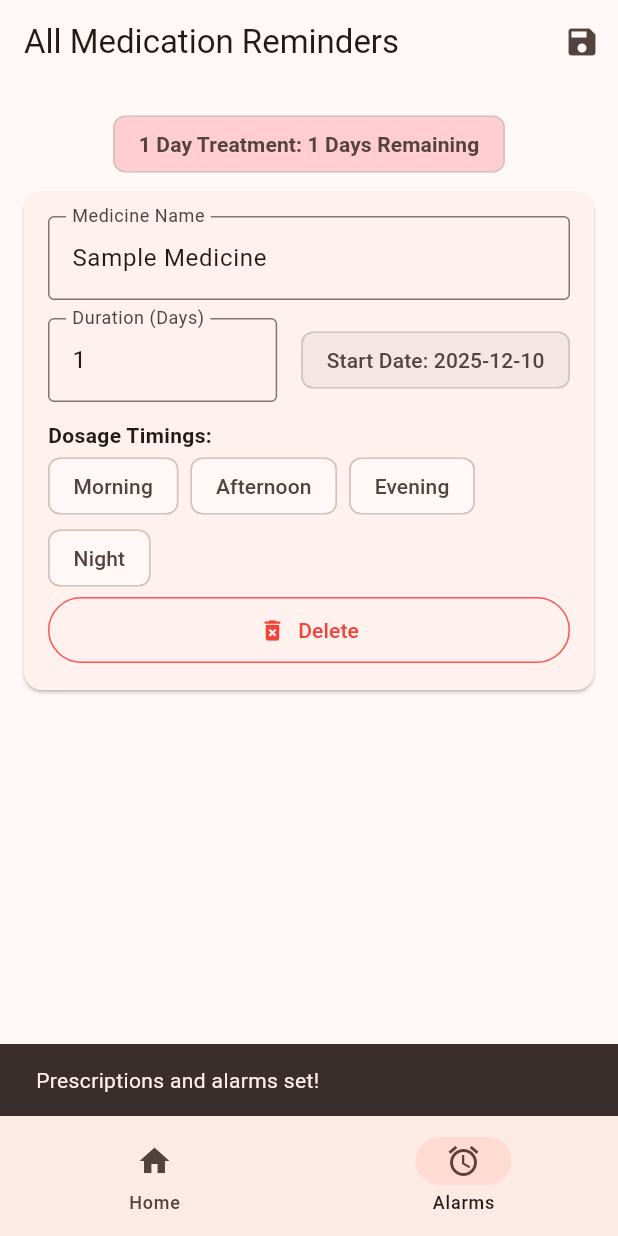
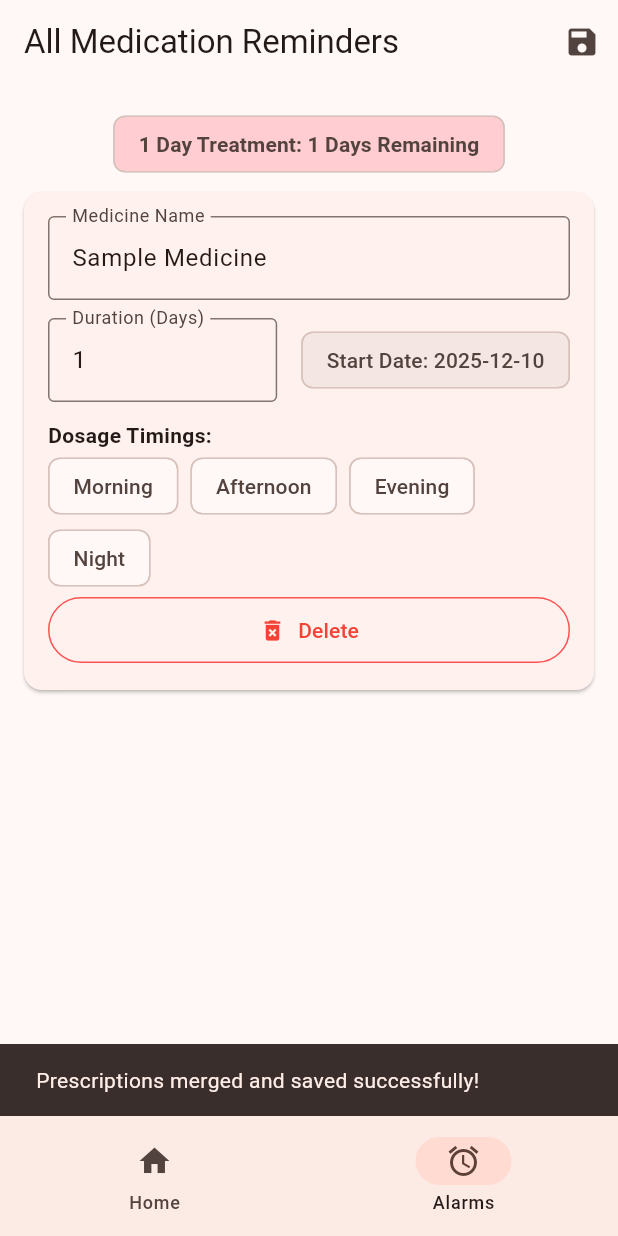
Before and after one commit to simonknowsstuff/medisukham, a Flutter app: the PrescriptionScreen screen opened directly, after a tap on "Save Prescription", on a phone screen of 412 x 824 dp. Run offline on Flutter 3.47's test engine with Material 3 defaults, Android fonts, the phone set to English and light mode, and no system bars; our stand-ins replace cloud_functions, firebase_auth, firebase_core, flutter_local_notifications, image_cropper, image_picker and 3 more; missing offline and left inert: firebase_app_check; accounts and stored records are empty; generated files the repository leaves out were written again.

Commit message:
added prescription merging, fixed node deletion bug

```diff
--- a/lib/app.dart
+++ b/lib/app.dart
@@ -1,4 +1,6 @@
 import 'package:flutter/material.dart';
+import 'package:medisukham/models/prescription_node.dart';
+import 'package:medisukham/services/alarm_persistence_service.dart';
 import 'screens/home_screen.dart';
 import 'screens/alarms_screen.dart';
 import 'widgets/bottom_nav_bar.dart';
@@ -20,10 +22,12 @@ class MyApp extends StatelessWidget {
 
 class MainPage extends StatefulWidget {
   final int initialIndex;
+  final List<PrescriptionNode>? nodesToMerge;
 
   const MainPage({
     super.key,
     this.initialIndex = 0, // Default to home page
+    this.nodesToMerge,
   });
 
   @override
@@ -32,14 +36,47 @@ class MainPage extends StatefulWidget {
 
 class _MainPageState extends State<MainPage> {
   late int _selectedIndex;
+  bool _isMerging = false;
 
   @override
   void initState() {
     super.initState();
     _selectedIndex = widget.initialIndex;
+
+    if (widget.nodesToMerge != null && widget.nodesToMerge!.isNotEmpty) {
+      _startInitialMerge(widget.nodesToMerge!);
+    }
   }
 
-  final List<Widget> _barScreens = const [HomeScreen(), AlarmScreen()];
+  void _startInitialMerge(List <PrescriptionNode> newNodes) async {
+    setState(() => _isMerging = true);
+
+    try {
+      await _handleIncomingMerge(newNodes);
+    } catch (e) {
+      if (mounted) {
+        ScaffoldMessenger.of(context).showSnackBar(
+          SnackBar(content: Text('Error during merge: ${e.toString()}')),
+        );
+      }
+    }
+
+    setState(() => _isMerging = false);
+  }
+
+  Future<void> _handleIncomingMerge(List<PrescriptionNode> newNodes) async {
+    final List<PrescriptionNode> currentNodes = await AlarmPersistenceService.instance.loadPrescriptions();
+    final List<PrescriptionNode> mergedList = [...currentNodes, ...newNodes];
+
+    await AlarmPersistenceService.instance.savePrescriptions(mergedList);
+    await AlarmPersistenceService.instance.scheduleAllReminders(mergedList);
+
+    if (mounted) {
+      ScaffoldMessenger.of(context).showSnackBar(
+        const SnackBar(content: Text('Prescriptions merged and saved successfully!')),
+      );
+    }
+  }
 
   void _onTap(int index) {
     setState(() => _selectedIndex = index);
@@ -47,8 +84,18 @@ class _MainPageState extends State<MainPage> {
 
   @override
   Widget build(BuildContext context) {
+    if (_isMerging) {
+      return const Scaffold(
+        body: Center(
+          child: CircularProgressIndicator(),
+        ),
+      );
+    }
+
+    final List<Widget> barScreens = [const HomeScreen(), const AlarmScreen()];
+
     return Scaffold(
-      body: _barScreens[_selectedIndex],
+      body: barScreens[_selectedIndex],
       bottomNavigationBar: BottomNavBar(
         selectedIndex: _selectedIndex,
         onTap: _onTap,
--- a/lib/screens/alarms_screen.dart
+++ b/lib/screens/alarms_screen.dart
@@ -50,6 +50,7 @@ class _AlarmScreenState extends State<AlarmScreen> {
           content: Text(
             '${nodeToDelete.medicineName} deleted and alarms updated.',
           ),
+          duration: Duration(seconds: 1),
         ),
       );
     }
@@ -124,11 +125,9 @@ class _AlarmScreenState extends State<AlarmScreen> {
   void _goBackHome() {
     Navigator.pushAndRemoveUntil(
       context,
-      MaterialPageRoute(
-        builder: (context) => const MainPage(initialIndex: 0),
-      ),
+      MaterialPageRoute(builder: (context) => const MainPage(initialIndex: 0)),
       // Stop removing routes only when stack is empty:
-          (Route<dynamic> route) => false,
+      (Route<dynamic> route) => false,
     );
   }
 
@@ -153,9 +152,9 @@ class _AlarmScreenState extends State<AlarmScreen> {
               const Text('No active prescriptions found'),
               const SizedBox(height: 40),
               ElevatedButton(
-                  onPressed: _goBackHome,
-                  child: const Text('Go back to home'),
-              )
+                onPressed: _goBackHome,
+                child: const Text('Go back to home'),
+              ),
             ],
           ),
         ),
--- a/lib/screens/camera_screen.dart
+++ b/lib/screens/camera_screen.dart
@@ -58,7 +58,7 @@ class _CameraScreenState extends State<CameraScreen> {
           padding: const EdgeInsets.symmetric(horizontal: 32.0),
           child: Column(
             mainAxisAlignment: MainAxisAlignment.center,
-            spacing: 20.0,
+            spacing: 25.0,
             children: [
               Card(
                 child: InkWell(
@@ -151,7 +151,7 @@ class PrivacyWidget extends StatelessWidget {
                   Text(
                     'Important Privacy Notice',
                     style: TextStyle(
-                      fontSize: 15,
+                      fontSize: 20.0,
                       fontWeight: FontWeight.w600,
                       color: Colors.redAccent,
                     ),
@@ -163,9 +163,9 @@ class PrivacyWidget extends StatelessWidget {
                         'By selecting one of the above options, you consent to your '
                         'prescription being sent to Google Gemini for OCR and data extraction.',
                     style: TextStyle(
-                      fontSize: 13.5,
+                      fontSize: 15.5,
                       height: 1.4,
-                      color: Colors.black87,
+                      color: Colors.red,
                     ),
                   ),
                 ],
--- a/lib/screens/prescription_screen.dart
+++ b/lib/screens/prescription_screen.dart
@@ -124,17 +124,20 @@ class _PrescriptionScreenState extends State<PrescriptionScreen> {
                       itemBuilder: (context, index) {
                         final node = _medicationNodes[index];
                         return PrescriptionNodeWidget(
+                          key: ValueKey(node.medicineName),
                           node: node,
-                          onDelete: () => _deletePrescriptionNode(node),
+                          onDelete: () {
+                            _deletePrescriptionNode(node);
+                          },
                         );
                       },
                     ),
             ),
             const SizedBox(height: 20),
-            ElevatedButton(
+            !_isLoading ? ElevatedButton(
               onPressed: _savePrescription,
               child: const Text('Save Prescription'),
-            ),
+            ) : const SizedBox.shrink(),
           ],
         ),
       ),
@@ -166,32 +169,19 @@ class _PrescriptionScreenState extends State<PrescriptionScreen> {
     }
 
     try {
-      // Save data:
-      await AlarmPersistenceService.instance.savePrescriptions(
-        _medicationNodes,
-      );
-
-      if (canScheduleAlarms) {
-        // Schedule alarms:
-        await AlarmPersistenceService.instance.scheduleAllReminders(
-          _medicationNodes,
-        );
-
         if (context.mounted) {
-          ScaffoldMessenger.of(context).showSnackBar(
-            const SnackBar(content: Text('Prescriptions and alarms set!')),
-          );
-
           Navigator.pushAndRemoveUntil(
             context,
             MaterialPageRoute(
-              builder: (context) => const MainPage(initialIndex: 1),
+              builder: (context) => MainPage(
+                  initialIndex: 1,
+                  nodesToMerge: _medicationNodes,
+              ),
             ),
             // Stop removing routes only when stack is empty:
             (Route<dynamic> route) => false,
           );
         }
-      }
     } catch (e) {
       if (context.mounted) {
         ScaffoldMessenger.of(context).showSnackBar(
```
Also changed, not shown: 1 other file.
